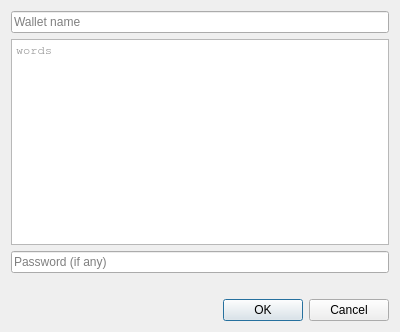
Above: ui/addwalletfromwordsdialog.ui from gbizzotto/ourWallet before the change. Below: the same form after it.
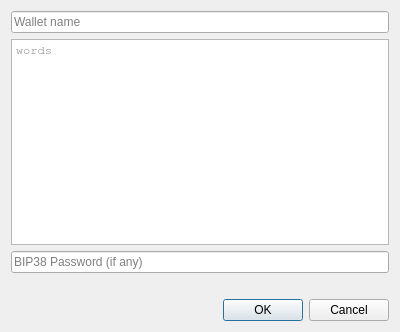
That is the form after the change.

Diff of the .ui file:
```diff
--- a/ui/addwalletfromwordsdialog.ui
+++ b/ui/addwalletfromwordsdialog.ui
@@ -41,7 +41,7 @@
         <enum>QLineEdit::Password</enum>
        </property>
        <property name="placeholderText">
-        <string>Password (if any)</string>
+        <string>BIP38 Password (if any)</string>
        </property>
       </widget>
      </item>
```
